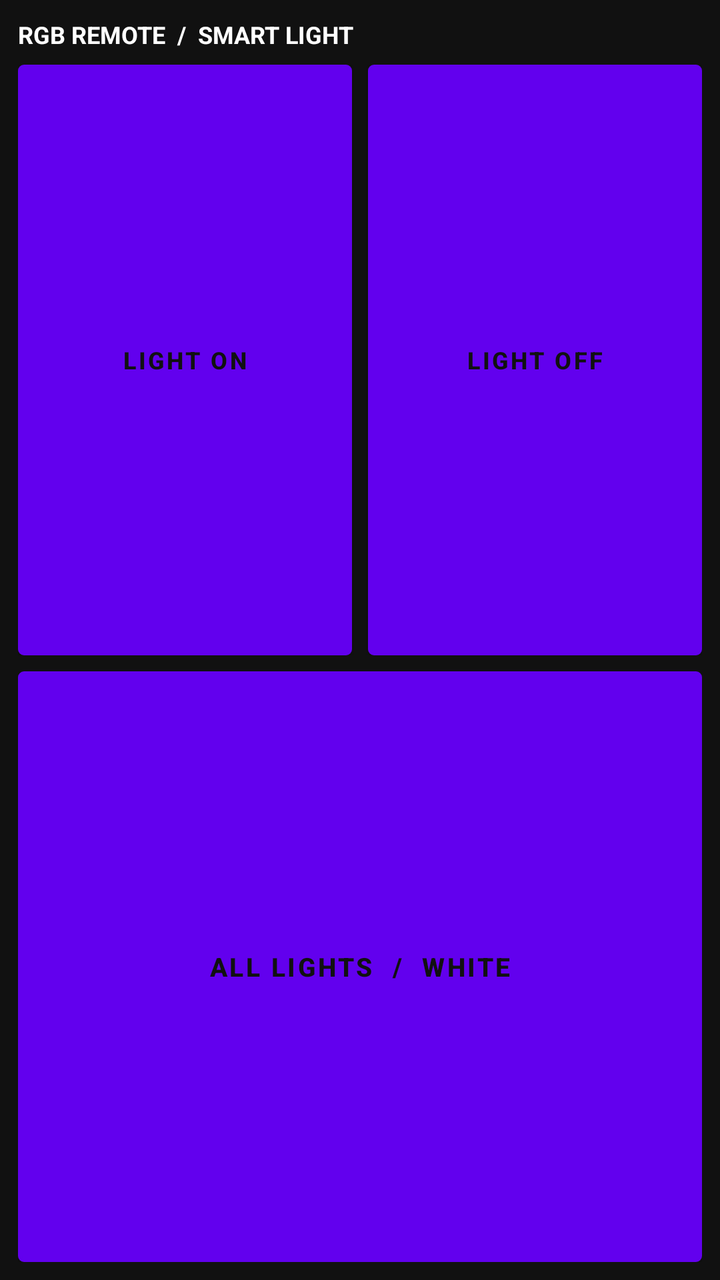
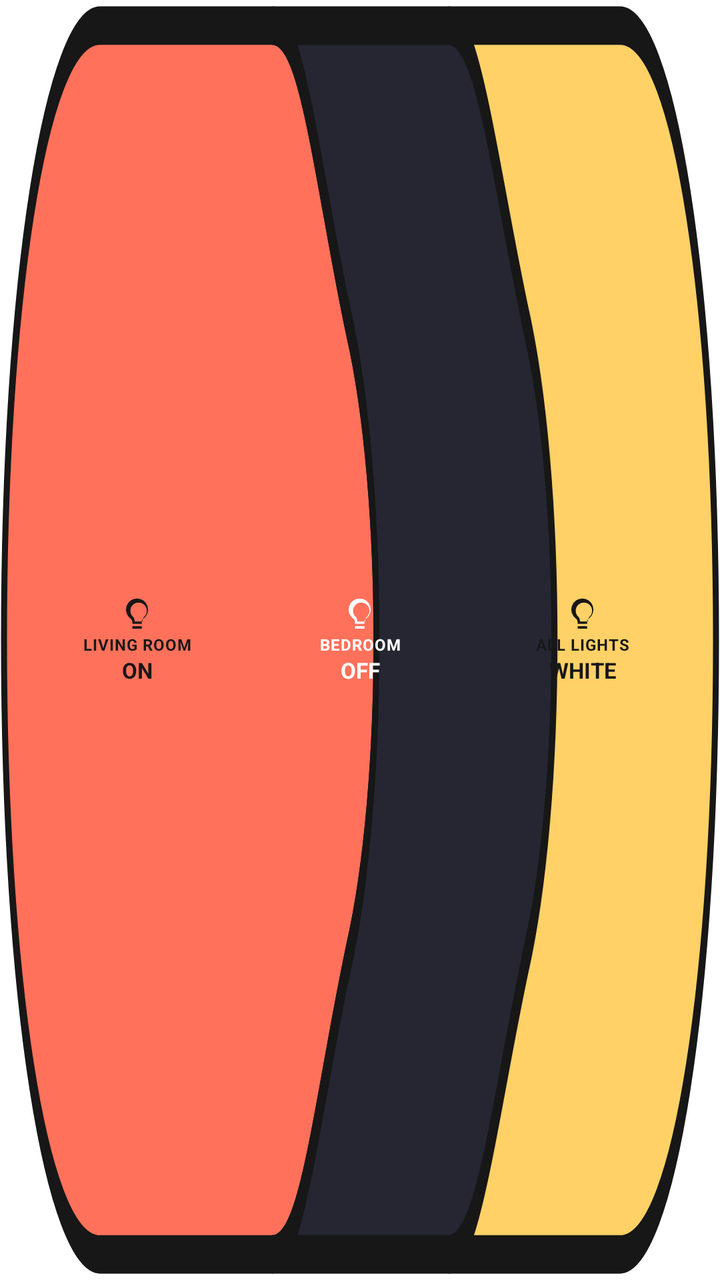

The first picture is an Android layout as it rendered before a commit; the second is the same layout after the commit. The layout source and the unified diff follow.
<!-- AndroidManifest.xml: fallback theme Theme.MaterialComponents.DayNight.NoActionBar -->
<!-- res/layout/widget_smart_controls_panel.xml -->
<?xml version="1.0" encoding="utf-8"?>
<LinearLayout xmlns:android="http://schemas.android.com/apk/res/android"
    android:layout_width="match_parent"
    android:layout_height="match_parent"
    android:orientation="vertical"
    android:padding="9dp"
    android:background="#111111">
    <TextView
        android:layout_width="match_parent"
        android:layout_height="wrap_content"
        android:paddingBottom="7dp"
        android:text="RGB REMOTE  /  SMART LIGHT"
        android:textColor="#FFFFFF"
        android:textStyle="bold"
        android:textSize="12sp" />
    <LinearLayout
        android:layout_width="match_parent"
        android:layout_height="0dp"
        android:layout_weight="1"
        android:orientation="horizontal">
        <Button
            android:id="@+id/widget_light_on"
            android:layout_width="0dp"
            android:layout_height="match_parent"
            android:layout_weight="1"
            android:layout_marginEnd="4dp"
            android:background="@drawable/widget_brutal_yellow"
            android:text="LIGHT ON"
            android:textColor="#111111"
            android:textStyle="bold"
            android:textSize="12sp" />
        <Button
            android:id="@+id/widget_light_off"
            android:layout_width="0dp"
            android:layout_height="match_parent"
            android:layout_weight="1"
            android:layout_marginStart="4dp"
            android:background="@drawable/widget_brutal_pink"
            android:text="LIGHT OFF"
            android:textColor="#111111"
            android:textStyle="bold"
            android:textSize="12sp" />
    </LinearLayout>
    <Button
        android:id="@+id/widget_light_white"
        android:layout_width="match_parent"
        android:layout_height="0dp"
        android:layout_weight="1"
        android:layout_marginTop="8dp"
        android:background="@drawable/widget_brutal_white"
        android:text="ALL LIGHTS  /  WHITE"
        android:textColor="#111111"
        android:textStyle="bold"
        android:textSize="13sp" />
</LinearLayout>
<!-- resources referenced by this layout -->
<resources>
  <!-- drawable widget_brutal_pink (drawable) -->
  <?xml version="1.0" encoding="utf-8"?>
  <shape xmlns:android="http://schemas.android.com/apk/res/android">
      <solid android:color="#FF7897" />
      <stroke android:width="2dp" android:color="#000000" />
      <corners android:radius="2dp" />
  </shape>
  <!-- drawable widget_brutal_white (drawable) -->
  <?xml version="1.0" encoding="utf-8"?>
  <shape xmlns:android="http://schemas.android.com/apk/res/android">
      <solid android:color="#F5F1E8" />
      <stroke android:width="2dp" android:color="#000000" />
      <corners android:radius="2dp" />
  </shape>
  <!-- drawable widget_brutal_yellow (drawable) -->
  <?xml version="1.0" encoding="utf-8"?>
  <shape xmlns:android="http://schemas.android.com/apk/res/android">
      <solid android:color="#F9D949" />
      <stroke android:width="2dp" android:color="#000000" />
      <corners android:radius="2dp" />
  </shape>
</resources>

<!-- the commit's change to res/layout/widget_smart_controls_panel.xml (unified diff, before → after) -->
@@ -1,55 +1,20 @@
 <?xml version="1.0" encoding="utf-8"?>
-<LinearLayout xmlns:android="http://schemas.android.com/apk/res/android"
-    android:layout_width="match_parent"
-    android:layout_height="match_parent"
-    android:orientation="vertical"
-    android:padding="9dp"
-    android:background="#111111">
-    <TextView
-        android:layout_width="match_parent"
-        android:layout_height="wrap_content"
-        android:paddingBottom="7dp"
-        android:text="RGB REMOTE  /  SMART LIGHT"
-        android:textColor="#FFFFFF"
-        android:textStyle="bold"
-        android:textSize="12sp" />
-    <LinearLayout
-        android:layout_width="match_parent"
-        android:layout_height="0dp"
-        android:layout_weight="1"
-        android:orientation="horizontal">
-        <Button
-            android:id="@+id/widget_light_on"
-            android:layout_width="0dp"
-            android:layout_height="match_parent"
-            android:layout_weight="1"
-            android:layout_marginEnd="4dp"
-            android:background="@drawable/widget_brutal_yellow"
-            android:text="LIGHT ON"
-            android:textColor="#111111"
-            android:textStyle="bold"
-            android:textSize="12sp" />
-        <Button
-            android:id="@+id/widget_light_off"
-            android:layout_width="0dp"
-            android:layout_height="match_parent"
-            android:layout_weight="1"
-            android:layout_marginStart="4dp"
-            android:background="@drawable/widget_brutal_pink"
-            android:text="LIGHT OFF"
-            android:textColor="#111111"
-            android:textStyle="bold"
-            android:textSize="12sp" />
+<FrameLayout xmlns:android="http://schemas.android.com/apk/res/android" android:layout_width="match_parent" android:layout_height="match_parent" android:background="@drawable/widget_bridge_coral" android:padding="4dp">
+    <LinearLayout android:layout_width="match_parent" android:layout_height="match_parent" android:orientation="horizontal" android:gravity="center" android:paddingStart="9dp" android:paddingEnd="9dp">
+        <LinearLayout android:id="@+id/widget_light_on" android:layout_width="0dp" android:layout_height="match_parent" android:layout_weight="1" android:orientation="vertical" android:gravity="center" android:clickable="true" android:focusable="true" android:background="@android:color/transparent" android:contentDescription="LIVING ROOM ON">
+            <ImageView android:layout_width="19dp" android:layout_height="19dp" android:src="@drawable/ic_widget_bulb" android:tint="#171717" android:contentDescription="@null" />
+            <TextView android:layout_width="match_parent" android:layout_height="wrap_content" android:gravity="center" android:singleLine="true" android:ellipsize="end" android:text="LIVING ROOM" android:textColor="#171717" android:textSize="8sp" android:textStyle="bold" android:letterSpacing="0.04" />
+            <TextView android:layout_width="match_parent" android:layout_height="wrap_content" android:gravity="center" android:text="ON" android:textColor="#171717" android:textSize="11sp" android:textStyle="bold" />
+        </LinearLayout>
+        <LinearLayout android:id="@+id/widget_light_off" android:layout_width="0dp" android:layout_height="match_parent" android:layout_weight="1" android:orientation="vertical" android:gravity="center" android:clickable="true" android:focusable="true" android:background="@android:color/transparent" android:contentDescription="BEDROOM OFF">
+            <ImageView android:layout_width="19dp" android:layout_height="19dp" android:src="@drawable/ic_widget_bulb" android:tint="#FFFFFF" android:contentDescription="@null" />
+            <TextView android:layout_width="match_parent" android:layout_height="wrap_content" android:gravity="center" android:singleLine="true" android:ellipsize="end" android:text="BEDROOM" android:textColor="#FFFFFF" android:textSize="8sp" android:textStyle="bold" android:letterSpacing="0.04" />
+            <TextView android:layout_width="match_parent" android:layout_height="wrap_content" android:gravity="center" android:text="OFF" android:textColor="#FFFFFF" android:textSize="11sp" android:textStyle="bold" />
+        </LinearLayout>
+        <LinearLayout android:id="@+id/widget_light_white" android:layout_width="0dp" android:layout_height="match_parent" android:layout_weight="1" android:orientation="vertical" android:gravity="center" android:clickable="true" android:focusable="true" android:background="@android:color/transparent" android:contentDescription="ALL LIGHTS WHITE">
+            <ImageView android:layout_width="19dp" android:layout_height="19dp" android:src="@drawable/ic_widget_bulb" android:tint="#171717" android:contentDescription="@null" />
+            <TextView android:layout_width="match_parent" android:layout_height="wrap_content" android:gravity="center" android:singleLine="true" android:ellipsize="end" android:text="ALL LIGHTS" android:textColor="#171717" android:textSize="8sp" android:textStyle="bold" android:letterSpacing="0.04" />
+            <TextView android:layout_width="match_parent" android:layout_height="wrap_content" android:gravity="center" android:text="WHITE" android:textColor="#171717" android:textSize="11sp" android:textStyle="bold" />
+        </LinearLayout>
     </LinearLayout>
-    <Button
-        android:id="@+id/widget_light_white"
-        android:layout_width="match_parent"
-        android:layout_height="0dp"
-        android:layout_weight="1"
-        android:layout_marginTop="8dp"
-        android:background="@drawable/widget_brutal_white"
-        android:text="ALL LIGHTS  /  WHITE"
-        android:textColor="#111111"
-        android:textStyle="bold"
-        android:textSize="13sp" />
-</LinearLayout>
+</FrameLayout>
<!-- resource entries referenced after the edit -->
@@ -1,25 +1,16 @@
 <!-- resources referenced by this layout -->
 <resources>
-  <!-- drawable widget_brutal_pink (drawable) -->
+  <!-- drawable ic_widget_bulb (drawable) -->
   <?xml version="1.0" encoding="utf-8"?>
-  <shape xmlns:android="http://schemas.android.com/apk/res/android">
-      <solid android:color="#FF7897" />
-      <stroke android:width="2dp" android:color="#000000" />
-      <corners android:radius="2dp" />
-  </shape>
-  <!-- drawable widget_brutal_white (drawable) -->
+  <vector xmlns:android="http://schemas.android.com/apk/res/android" android:width="24dp" android:height="24dp" android:viewportWidth="24" android:viewportHeight="24">
+      <path android:fillColor="#FF000000" android:pathData="M9,21h6v-1.5H9V21zM12,2a7,7 0,0 0,-4.1 12.67c0.67,0.49 1.1,1.2 1.1,2.08V18h6v-1.25c0,-0.88 0.43,-1.59 1.1,-2.08A7,7 0,0 0,12 2zM13.5,16.5h-3v-0.3c0,-1.35 -0.65,-2.57 -1.7,-3.35A5.2,5.2 0,1 1,17.2 12.85c-1.05,0.78 -1.7,2 -1.7,3.35v0.3z" />
+  </vector>
+  <!-- drawable widget_bridge_coral (drawable) -->
   <?xml version="1.0" encoding="utf-8"?>
-  <shape xmlns:android="http://schemas.android.com/apk/res/android">
-      <solid android:color="#F5F1E8" />
-      <stroke android:width="2dp" android:color="#000000" />
-      <corners android:radius="2dp" />
-  </shape>
-  <!-- drawable widget_brutal_yellow (drawable) -->
-  <?xml version="1.0" encoding="utf-8"?>
-  <shape xmlns:android="http://schemas.android.com/apk/res/android">
-      <solid android:color="#F9D949" />
-      <stroke android:width="2dp" android:color="#000000" />
-      <corners android:radius="2dp" />
-  </shape>
+  <vector xmlns:android="http://schemas.android.com/apk/res/android" android:width="360dp" android:height="100dp" android:viewportWidth="360" android:viewportHeight="100">
+      <path android:fillColor="#FF715B" android:strokeColor="#171717" android:strokeWidth="3" android:pathData="M50,2 H136 C151,2 158,13 174,25 C193,38 193,62 174,75 C158,87 151,98 136,98 H50 C23,98 2,77 2,50 C2,23 23,2 50,2 Z" />
+      <path android:fillColor="#252632" android:strokeColor="#171717" android:strokeWidth="3" android:pathData="M136,2 H224 C239,2 247,13 263,25 C282,38 282,62 263,75 C247,87 239,98 224,98 H136 C151,98 158,87 174,75 C193,62 193,38 174,25 C158,13 151,2 136,2 Z" />
+      <path android:fillColor="#FFD166" android:strokeColor="#171717" android:strokeWidth="3" android:pathData="M224,2 H310 C337,2 358,23 358,50 C358,77 337,98 310,98 H224 C239,98 247,87 263,75 C282,62 282,38 263,25 C247,13 239,2 224,2 Z" />
+  </vector>
 </resources>
 
